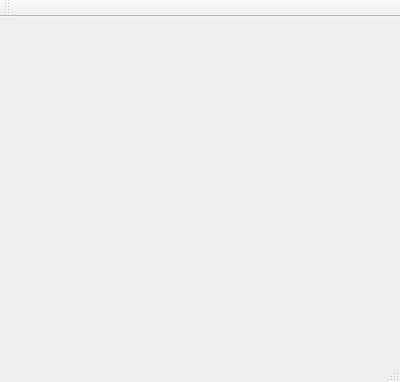
Old version of the form mainwindow.ui in the repository guidefloripa/VisualEffects.
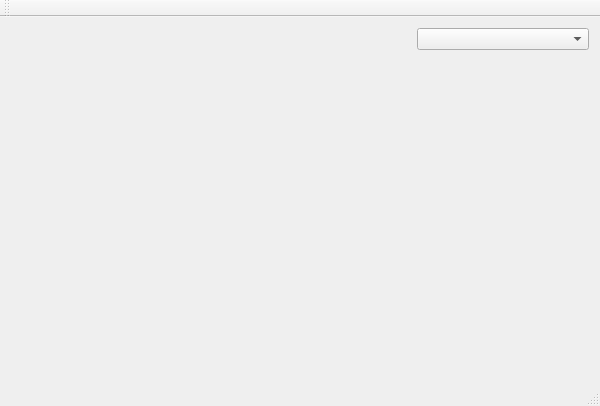
New version of the form. Custom widgets are drawn as their Qt base class.

Commit message: Add kind box to mainwindow

```diff
--- a/mainwindow.ui
+++ b/mainwindow.ui
@@ -6,8 +6,8 @@
    <rect>
     <x>0</x>
     <y>0</y>
-    <width>400</width>
-    <height>382</height>
+    <width>600</width>
+    <height>406</height>
    </rect>
   </property>
   <property name="windowTitle">
@@ -16,10 +16,61 @@
   <widget class="QWidget" name="centralWidget">
    <property name="minimumSize">
     <size>
-     <width>400</width>
+     <width>600</width>
      <height>320</height>
     </size>
    </property>
+   <layout class="QHBoxLayout" name="horizontalLayout">
+    <item>
+     <widget class="FxWidget" name="fxwidget" native="true">
+      <property name="sizePolicy">
+       <sizepolicy hsizetype="MinimumExpanding" vsizetype="MinimumExpanding">
+        <horstretch>0</horstretch>
+        <verstretch>0</verstretch>
+       </sizepolicy>
+      </property>
+      <property name="minimumSize">
+       <size>
+        <width>400</width>
+        <height>320</height>
+       </size>
+      </property>
+     </widget>
+    </item>
+    <item>
+     <layout class="QVBoxLayout" name="verticalLayout_2">
+      <item>
+       <widget class="QComboBox" name="fxKindBox"/>
+      </item>
+      <item>
+       <spacer name="horizontalSpacer">
+        <property name="orientation">
+         <enum>Qt::Horizontal</enum>
+        </property>
+        <property name="sizeHint" stdset="0">
+         <size>
+          <width>40</width>
+          <height>20</height>
+         </size>
+        </property>
+       </spacer>
+      </item>
+      <item>
+       <spacer name="verticalSpacer">
+        <property name="orientation">
+         <enum>Qt::Vertical</enum>
+        </property>
+        <property name="sizeHint" stdset="0">
+         <size>
+          <width>20</width>
+          <height>40</height>
+         </size>
+        </property>
+       </spacer>
+      </item>
+     </layout>
+    </item>
+   </layout>
   </widget>
   <widget class="QMenuBar" name="menuBar">
    <property name="geometry">
@@ -42,6 +93,14 @@
   <widget class="QStatusBar" name="statusBar"/>
  </widget>
  <layoutdefault spacing="6" margin="11"/>
+ <customwidgets>
+  <customwidget>
+   <class>FxWidget</class>
+   <extends>QWidget</extends>
+   <header>fxwidget.h</header>
+   <container>1</container>
+  </customwidget>
+ </customwidgets>
  <resources/>
  <connections/>
 </ui>
```
Left out of the diff: 2 changed lines with no effect on the pictures. The commit also changes 4 other files.
